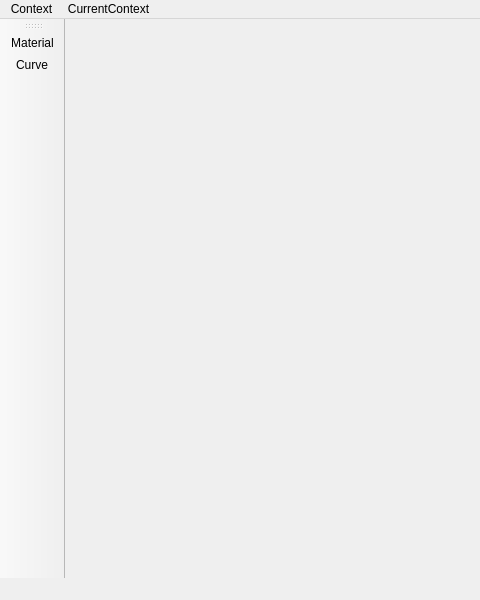
hiergaut/Goliath-Engine, file src/gui/editor/properties/MainWindowProperties.ui: the form before one commit; both pictures show x 0 to 480 and y 0 to 600 of the 800 by 600 pixel window.
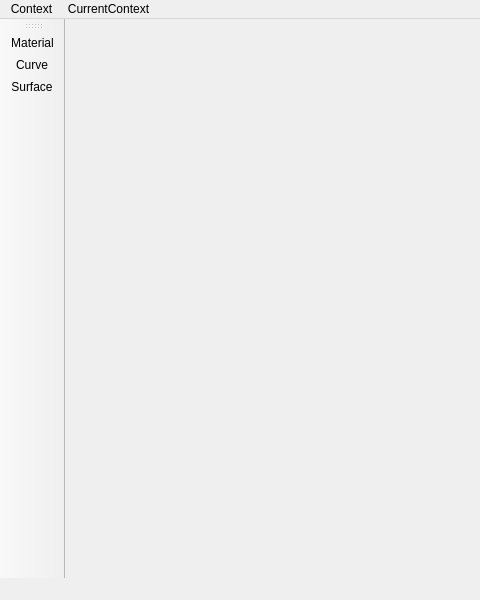
The form after the commit. Icons and pictures are not drawn.

What changed in the file:
```diff
--- a/src/gui/editor/properties/MainWindowProperties.ui
+++ b/src/gui/editor/properties/MainWindowProperties.ui
@@ -51,6 +51,7 @@
    </attribute>
    <addaction name="actionMaterial"/>
    <addaction name="actionCurve"/>
+   <addaction name="actionSurface"/>
   </widget>
   <action name="actionMaterial">
    <property name="icon">
@@ -70,6 +71,15 @@
     <string>Curve</string>
    </property>
   </action>
+  <action name="actionSurface">
+   <property name="icon">
+    <iconset resource="../../../../resources/resources.qrc">
+     <normaloff>:/icons/surface.png</normaloff>:/icons/surface.png</iconset>
+   </property>
+   <property name="text">
+    <string>Surface</string>
+   </property>
+  </action>
  </widget>
  <resources>
   <include location="../../../../resources/resources.qrc"/>
```
Left out of the diff: 1 changed line with no effect on the pictures.
